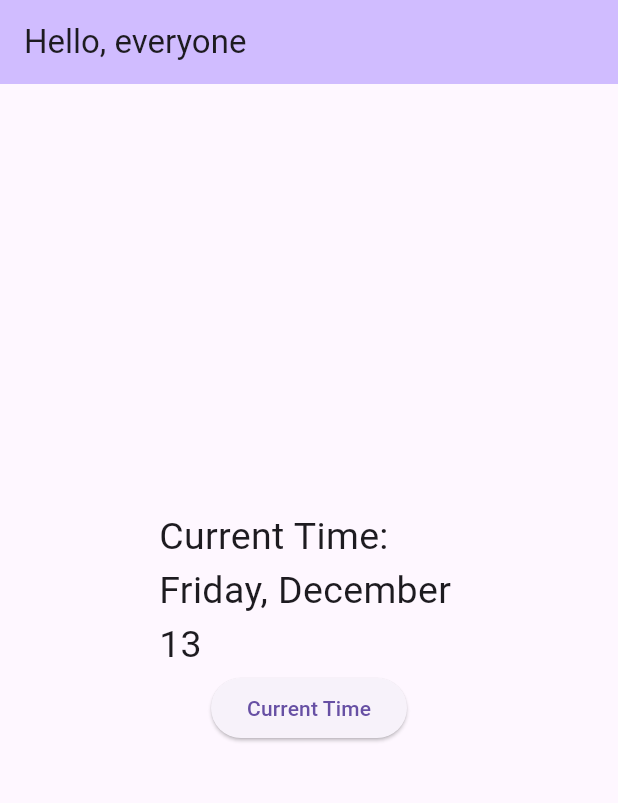
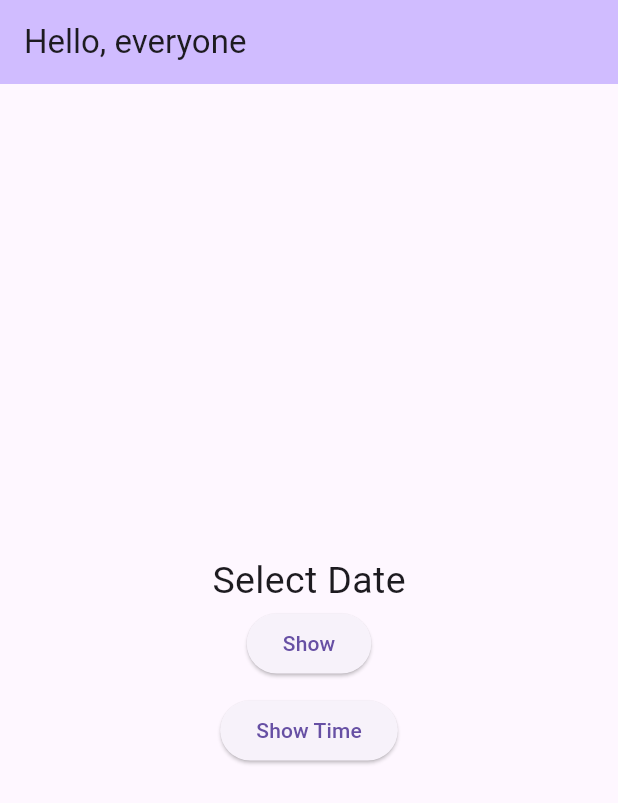
Before and after one commit to AM1T-44/Flutter-Learning-2, a Flutter app: the screen it shows after launch, on a phone screen of 412 x 824 dp. Shown: the top 803 px of the screen. Run offline on Flutter 3.47's test engine with Material 3 defaults, Android fonts, the phone set to English and light mode, and no system bars.

Commit message:
Date Picker

```diff
--- a/flutter_learn_2/lib/main.dart
+++ b/flutter_learn_2/lib/main.dart
@@ -39,22 +39,44 @@ class _MyHomePageState extends State<MyHomePage> {
           title: Text(widget.title),
         ),
         body: Center(
-          child: Container(
-            height: 200,
-            width: 200,
           child: Column(
+            mainAxisAlignment: MainAxisAlignment.center,
             children: [
               Text(
-                  'Current Time: ${DateFormat('MMMMEEEEd').format(time)}',
+                'Select Date',
                 style: TextStyle(fontSize: 25),
               ),
               ElevatedButton(
-                    onPressed: () {
-                      setState(() {});
+                  onPressed: () async {
+                    DateTime? datePicked = await showDatePicker(
+                        context: context,
+                        initialDate: DateTime.now(),
+                        firstDate: DateTime(2020),
+                        lastDate: DateTime(2030));
+
+                    if (datePicked != null) {
+                      print(
+                          'Date selected: ${DateFormat('yMMMMd').format(datePicked)}');
+                    }
                   },
-                    child: Text('Current Time'))
+                  child: Text('Show')),
+              Container(
+                height: 10,
+              ),
+              ElevatedButton(
+                  onPressed: () async {
+                    TimeOfDay? timePicked = await showTimePicker(
+                        context: context,
+                        initialTime: TimeOfDay.now(),
+                        initialEntryMode: TimePickerEntryMode.dial);
+
+                    if (timePicked != null) {
+                      print(
+                          'Time Selected: ${timePicked.hour}: ${timePicked.minute}');
+                    }
+                  },
+                  child: Text('Show Time'))
             ],
-            ),
           ),
         ));
   }
```
Lines whose indentation alone changed are shown as unchanged.
